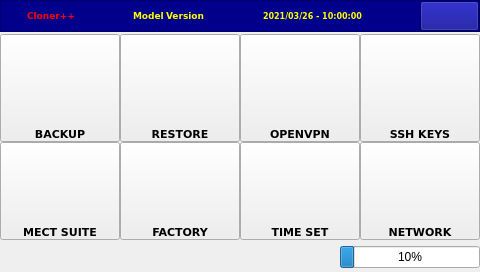
The window that maincloner.ui (MECTsrl/cloner) describes before a commit, drawn with Qt 5.
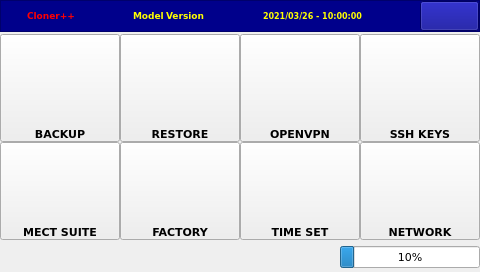
The same window after the commit. Icons and pictures are not drawn.

The edit to the form file:
```diff
--- a/maincloner.ui
+++ b/maincloner.ui
@@ -678,6 +678,12 @@
          <height>0</height>
         </size>
        </property>
+       <property name="font">
+        <font>
+         <family>DejaVu Sans</family>
+         <pointsize>8</pointsize>
+        </font>
+       </property>
        <property name="value">
         <number>10</number>
        </property>
```
